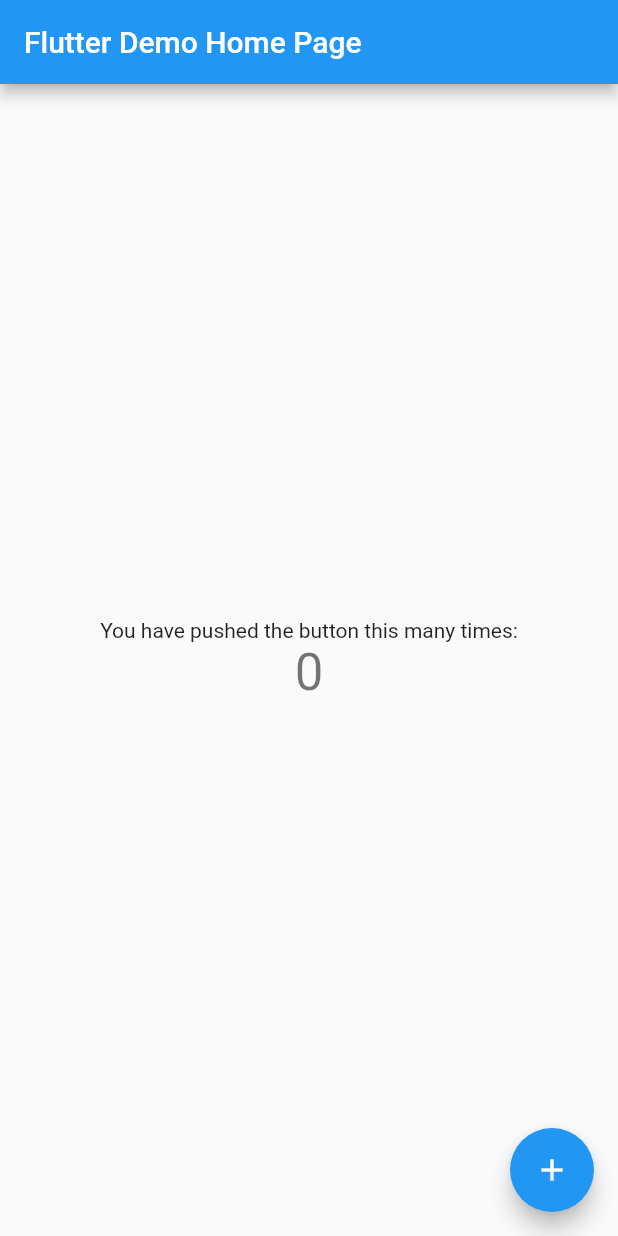
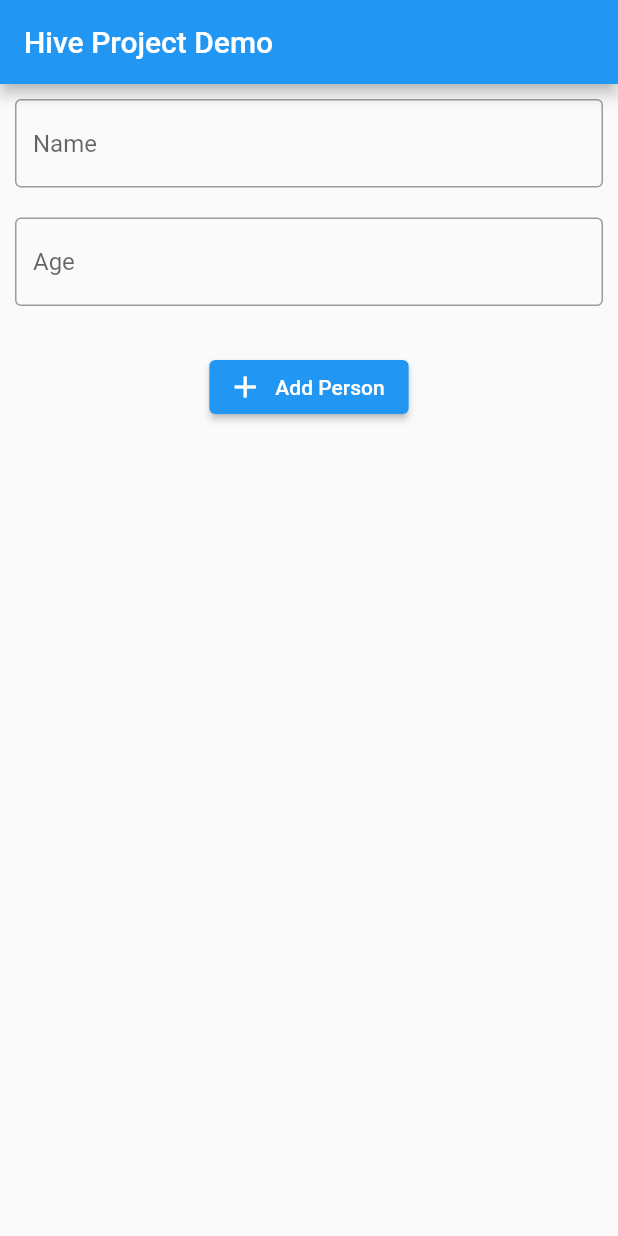
Before and after one commit to AswathyAchii/Flutter_hive_demo, a Flutter app: the screen it shows after launch, on a phone screen of 412 x 824 dp. Run offline on Flutter 3.47's test engine with Material 2 defaults, Android fonts, the phone set to English and light mode, and no system bars.

Commit message:
addperson_widget

```diff
--- a/lib/main.dart
+++ b/lib/main.dart
@@ -1,4 +1,6 @@
 import 'package:flutter/material.dart';
+
+import 'ui_designs/pages/home_page.dart';
 
 void main() {
   runApp(const MyApp());
@@ -11,57 +13,11 @@ class MyApp extends StatelessWidget {
   Widget build(BuildContext context) {
     return MaterialApp(
       title: 'Flutter Demo',
+      debugShowCheckedModeBanner: false,
       theme: ThemeData(
         primarySwatch: Colors.blue,
       ),
-      home: const MyHomePage(title: 'Flutter Demo Home Page'),
+      home:  MyHomePage(),
     );
   }
 }
-
-class MyHomePage extends StatefulWidget {
-  const MyHomePage({Key? key, required this.title}) : super(key: key);
-
-  final String title;
-
-  @override
-  State<MyHomePage> createState() => _MyHomePageState();
-}
-
-class _MyHomePageState extends State<MyHomePage> {
-  int _counter = 0;
-
-  void _incrementCounter() {
-    setState(() {
-      _counter++;
-    });
-  }
-
-  @override
-  Widget build(BuildContext context) {
-    return Scaffold(
-      appBar: AppBar(
-        title: Text(widget.title),
-      ),
-      body: Center(
-        child: Column(
-          mainAxisAlignment: MainAxisAlignment.center,
-          children: <Widget>[
-            const Text(
-              'You have pushed the button this many times:',
-            ),
-            Text(
-              '$_counter',
-              style: Theme.of(context).textTheme.headline4,
-            ),
-          ],
-        ),
-      ),
-      floatingActionButton: FloatingActionButton(
-        onPressed: _incrementCounter,
-        tooltip: 'Increment',
-        child: const Icon(Icons.add),
-      ),
-    );
-  }
-}
--- /dev/null
+++ b/lib/ui_designs/pages/home_page.dart
@@ -0,0 +1,48 @@
+import 'package:flutter/material.dart';
+
+class MyHomePage extends StatelessWidget {
+  MyHomePage({Key? key}) : super(key: key);
+
+  final _nameController = TextEditingController();
+  final _ageController = TextEditingController();
+  @override
+  Widget build(BuildContext context) {
+    return Scaffold(
+      appBar: AppBar(title: const Text("Hive Project Demo")),
+      body: SafeArea(
+        child: Column(
+          children: [
+            Padding(
+              padding: const EdgeInsets.all(10.0),
+              child: Column(
+                children: [
+                  TextFormField(
+                    controller: _nameController,
+                    decoration: const InputDecoration(
+                      border: OutlineInputBorder(),
+                      hintText: 'Name',
+                    ),
+                  ),
+                  const SizedBox(height: 20),
+                  TextFormField(
+                    controller: _ageController,
+                    decoration: const InputDecoration(
+                      border: OutlineInputBorder(),
+                      hintText: 'Age',
+                    ),
+                  ),
+                  const SizedBox(height: 30),
+                  ElevatedButton.icon(
+                    onPressed: () {},
+                    icon: const Icon(Icons.add),
+                    label: const Text("Add Person"),
+                  ),
+                ],
+              ),
+            )
+          ],
+        ),
+      ),
+    );
+  }
+}
```
